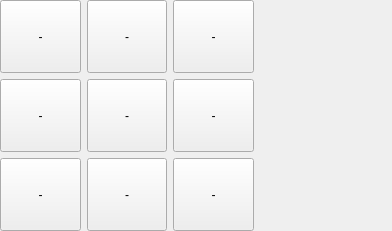
Before: the Qt Designer form MarioGame/catwindow.ui in madri308/MarioGame, drawn with Qt 5.
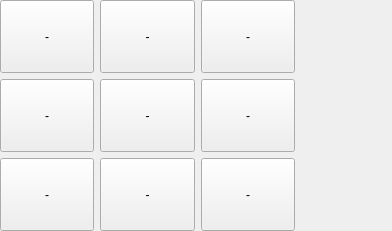
After: the same form once the commit is applied.

What changed in the file:
```diff
--- a/MarioGame/catwindow.ui
+++ b/MarioGame/catwindow.ui
@@ -19,7 +19,7 @@
      <rect>
       <x>0</x>
       <y>0</y>
-      <width>254</width>
+      <width>295</width>
       <height>231</height>
      </rect>
     </property>
```
